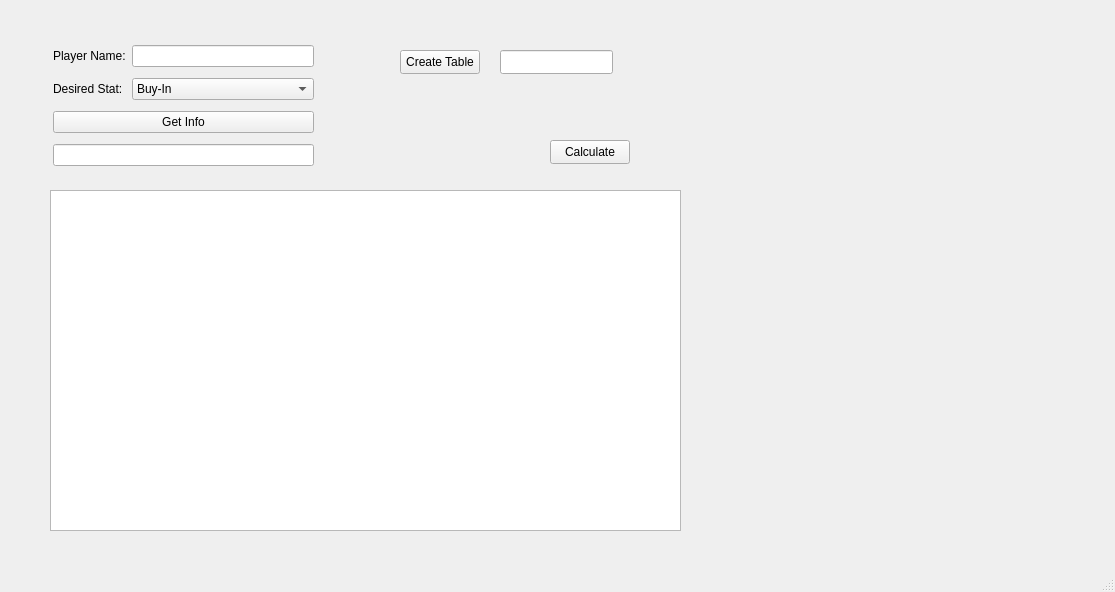
This is mainwindow.ui in whackfather/PokerHub as Qt 5 draws it before an edit. The edited form follows.
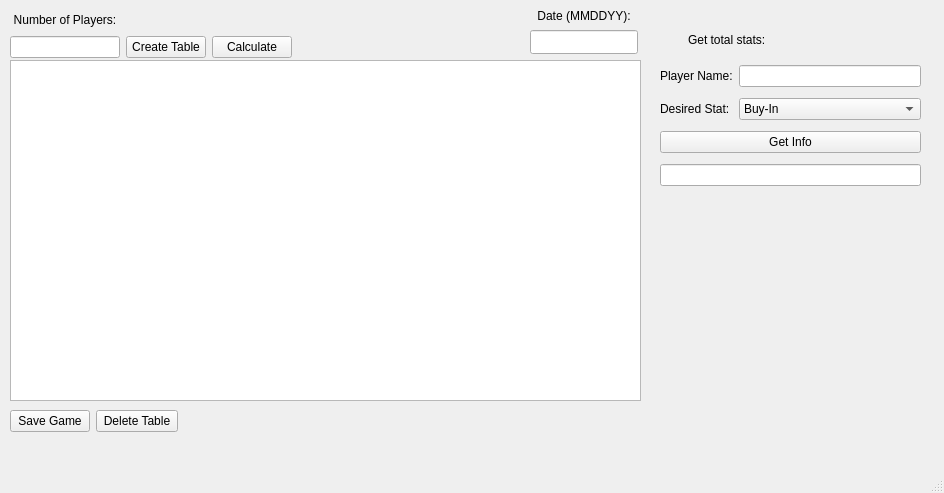
This is the edited form.

Commit message: modified arrangement of ui elements and added new features/functionality

Patch:
```diff
--- a/mainwindow.ui
+++ b/mainwindow.ui
@@ -6,8 +6,8 @@
    <rect>
     <x>0</x>
     <y>0</y>
-    <width>1115</width>
-    <height>592</height>
+    <width>944</width>
+    <height>493</height>
    </rect>
   </property>
   <property name="mouseTracking">
@@ -20,8 +20,8 @@
    <widget class="QWidget" name="layoutWidget">
     <property name="geometry">
      <rect>
-      <x>53</x>
-      <y>40</y>
+      <x>660</x>
+      <y>60</y>
       <width>261</width>
       <height>131</height>
      </rect>
@@ -89,34 +89,11 @@
      </item>
     </layout>
    </widget>
-   <widget class="QPushButton" name="createTable">
+   <widget class="QTableWidget" name="tblInputStats">
     <property name="geometry">
      <rect>
-      <x>400</x>
-      <y>50</y>
-      <width>80</width>
-      <height>24</height>
-     </rect>
-    </property>
-    <property name="text">
-     <string>Create Table</string>
-    </property>
-   </widget>
-   <widget class="QLineEdit" name="rowsOfTbl">
-    <property name="geometry">
-     <rect>
-      <x>500</x>
-      <y>50</y>
-      <width>113</width>
-      <height>24</height>
-     </rect>
-    </property>
-   </widget>
-   <widget class="QTableWidget" name="tableWidget">
-    <property name="geometry">
-     <rect>
-      <x>50</x>
-      <y>190</y>
+      <x>10</x>
+      <y>60</y>
       <width>631</width>
       <height>341</height>
      </rect>
@@ -125,18 +102,109 @@
      <number>0</number>
     </property>
    </widget>
-   <widget class="QPushButton" name="runCalcs">
+   <widget class="QLabel" name="lblTotalStats">
     <property name="geometry">
      <rect>
-      <x>550</x>
-      <y>140</y>
-      <width>80</width>
+      <x>688</x>
+      <y>30</y>
+      <width>121</width>
+      <height>20</height>
+     </rect>
+    </property>
+    <property name="text">
+     <string>Get total stats:</string>
+    </property>
+   </widget>
+   <widget class="QWidget" name="layoutWidget">
+    <property name="geometry">
+     <rect>
+      <x>10</x>
+      <y>10</y>
+      <width>282</width>
+      <height>48</height>
+     </rect>
+    </property>
+    <layout class="QGridLayout" name="gridLayout_2">
+     <item row="0" column="0">
+      <widget class="QLabel" name="lblNumPlayers">
+       <property name="text">
+        <string>Number of Players:</string>
+       </property>
+       <property name="alignment">
+        <set>Qt::AlignmentFlag::AlignCenter</set>
+       </property>
+      </widget>
+     </item>
+     <item row="1" column="0">
+      <widget class="QLineEdit" name="rowsOfTbl"/>
+     </item>
+     <item row="1" column="1">
+      <widget class="QPushButton" name="createTable">
+       <property name="text">
+        <string>Create Table</string>
+       </property>
+      </widget>
+     </item>
+     <item row="1" column="2">
+      <widget class="QPushButton" name="runCalcs">
+       <property name="text">
+        <string>Calculate</string>
+       </property>
+      </widget>
+     </item>
+    </layout>
+   </widget>
+   <widget class="QLabel" name="lblDate">
+    <property name="geometry">
+     <rect>
+      <x>530</x>
+      <y>8</y>
+      <width>108</width>
+      <height>16</height>
+     </rect>
+    </property>
+    <property name="text">
+     <string>Date (MMDDYY):</string>
+    </property>
+    <property name="alignment">
+     <set>Qt::AlignmentFlag::AlignCenter</set>
+    </property>
+   </widget>
+   <widget class="QLineEdit" name="dateOfPlay">
+    <property name="geometry">
+     <rect>
+      <x>530</x>
+      <y>30</y>
+      <width>108</width>
       <height>24</height>
      </rect>
     </property>
-    <property name="text">
-     <string>Calculate</string>
+   </widget>
+   <widget class="QWidget" name="">
+    <property name="geometry">
+     <rect>
+      <x>10</x>
+      <y>410</y>
+      <width>168</width>
+      <height>26</height>
+     </rect>
     </property>
+    <layout class="QFormLayout" name="formLayout">
+     <item row="0" column="0">
+      <widget class="QPushButton" name="saveGame">
+       <property name="text">
+        <string>Save Game</string>
+       </property>
+      </widget>
+     </item>
+     <item row="0" column="1">
+      <widget class="QPushButton" name="deleteTable">
+       <property name="text">
+        <string>Delete Table</string>
+       </property>
+      </widget>
+     </item>
+    </layout>
    </widget>
   </widget>
   <widget class="QMenuBar" name="menubar">
```
Left out of the diff: 8 changed lines with no effect on the pictures. The commit also changes 1 other file.
